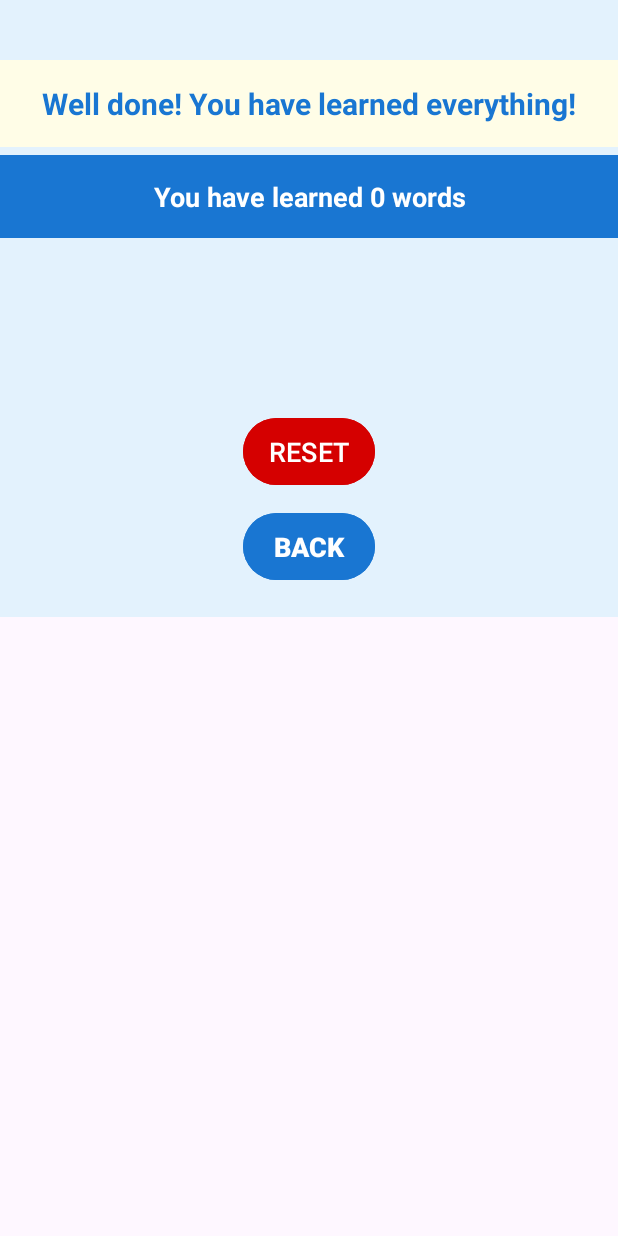
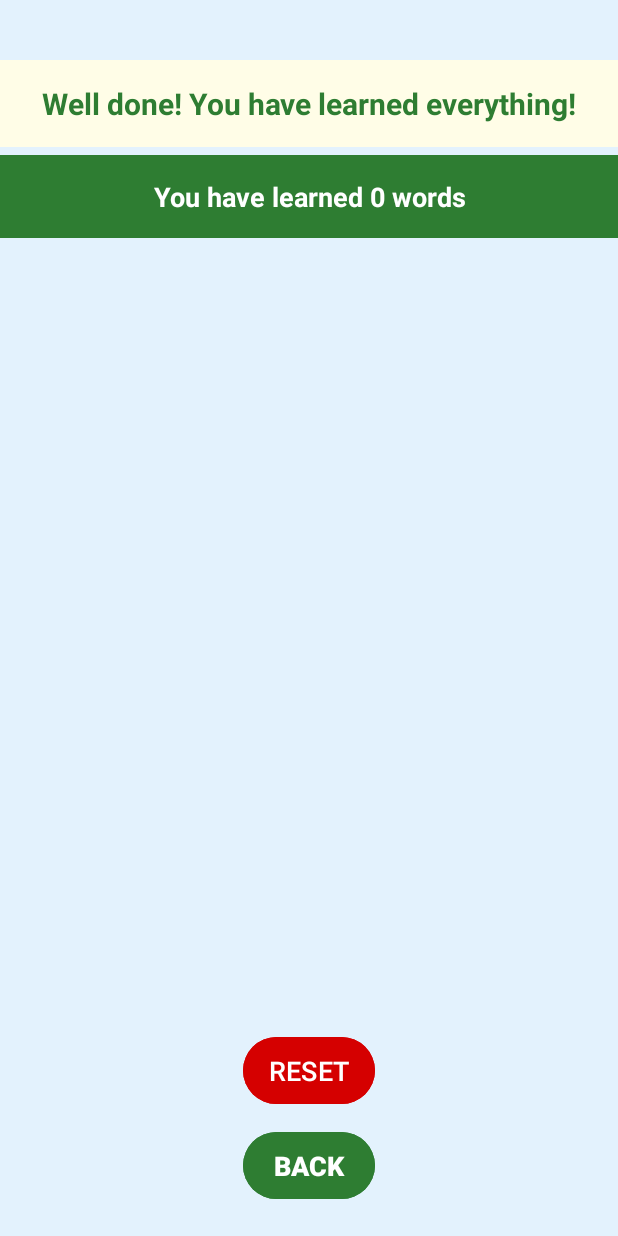
Before and after one commit to SupaMinovative/Sprax, an Android app: the SummaryActivity screen opened directly, with no data from a screen before it, on a phone screen of 412 x 824 dp. Run offline under Robolectric (Android 15) with nearby library versions, the phone set to English and light mode, and no system bars; our stand-ins replace Room's generated code.

Commit message:
Changed theme colour and style

```diff
--- a/app/src/main/res/layout/activity_main.xml
+++ b/app/src/main/res/layout/activity_main.xml
@@ -6,6 +6,7 @@
     android:layout_width="match_parent"
     android:layout_height="match_parent"
     android:layout_gravity="start"
+    android:background="#e3f2fd"
     android:orientation="vertical"
     tools:context=".MainActivity">
 
@@ -20,11 +21,10 @@
             android:layout_width="match_parent"
             android:layout_height="wrap_content"
             android:layout_marginTop="30dp"
-            android:background="#1976d2"
+            android:background="#2E7D32"
             android:minHeight="?attr/actionBarSize"
             android:theme="?attr/actionBarTheme"
             android:titleTextColor="@color/white" />
-
 
         <androidx.recyclerview.widget.RecyclerView
             android:id="@+id/levelRecyclerView"
@@ -49,6 +49,7 @@
                 android:layout_marginTop="25dp"
                 android:layout_marginRight="25dp"
                 android:layout_marginBottom="100dp"
+                android:backgroundTint="#283593"
                 app:srcCompat="@drawable/swipe" />
         </LinearLayout>
 
--- a/app/src/main/res/layout/activity_summary.xml
+++ b/app/src/main/res/layout/activity_summary.xml
@@ -4,7 +4,7 @@
     xmlns:tools="http://schemas.android.com/tools"
     android:id="@+id/main"
     android:layout_width="match_parent"
-    android:layout_height="wrap_content"
+    android:layout_height="match_parent"
     android:background="#E3F2FD"
     android:orientation="vertical"
     tools:context=".SummaryActivity">
@@ -27,7 +27,7 @@
                 android:background="#fffde7"
                 android:padding="15dp"
                 android:textAlignment="center"
-                android:textColor="#1976d2"
+                android:textColor="#2E7D32"
                 android:textSize="20sp"
                 android:textStyle="bold"
                 android:visibility="visible" />
@@ -37,7 +37,7 @@
                 android:layout_width="match_parent"
                 android:layout_height="wrap_content"
                 android:layout_marginTop="5dp"
-                android:background="#1976d2"
+                android:background="#2E7D32"
                 android:padding="15dp"
                 android:textAlignment="center"
                 android:textColor="@color/white"
@@ -57,7 +57,7 @@
                 android:id="@+id/unlearnedWord"
                 android:layout_width="match_parent"
                 android:layout_height="wrap_content"
-                android:background="#1976d2"
+                android:background="#2E7D32"
                 android:padding="15dp"
                 android:textAlignment="center"
                 android:textColor="@color/white"
@@ -101,7 +101,7 @@
             android:layout_height="wrap_content"
             android:layout_gravity="center_horizontal"
             android:layout_margin="5dp"
-            android:backgroundTint="#1976d2"
+            android:backgroundTint="#2E7D32"
             android:padding="10dp"
             android:text="BACK"
             android:textAlignment="center"
--- a/app/src/main/res/layout/card_level_view.xml
+++ b/app/src/main/res/layout/card_level_view.xml
@@ -17,7 +17,7 @@
         android:layout_marginLeft="15dp"
         android:layout_marginRight="15dp"
         android:layout_marginBottom="50dp"
-        android:backgroundTint="#fffde7">
+        android:backgroundTint="#FFFDE7">
 
         <TextView
             android:id="@+id/levelText"
--- a/app/src/main/res/layout/word_card.xml
+++ b/app/src/main/res/layout/word_card.xml
@@ -4,7 +4,7 @@
     xmlns:tools="http://schemas.android.com/tools"
     android:layout_width="match_parent"
     android:layout_height="match_parent"
-    android:background="#e3f2fd"
+    android:background="#A5D6A7"
     android:orientation="vertical">
 
     <androidx.cardview.widget.CardView
@@ -14,7 +14,7 @@
         android:layout_marginTop="100dp"
         android:layout_marginEnd="25dp"
         android:layout_marginBottom="100dp"
-        app:cardBackgroundColor="#fdfde7"
+        app:cardBackgroundColor="@color/white"
         app:layout_constraintBottom_toBottomOf="parent"
         app:layout_constraintEnd_toEndOf="parent"
         app:layout_constraintHorizontal_bias="0.5"
```
Also changed, not shown: app/src/main/res/layout/activity_learned_words.xml (+6 -5 lines), app/src/main/res/drawable/apple.png, app/src/main/res/drawable/bread.png, app/src/main/res/drawable/car.png, app/src/main/res/drawable/cat.png, app/src/main/res/drawable/clock.png, app/src/main/res/drawable/dog.png, app/src/main/res/drawable/door.png, app/src/main/res/drawable/house.png, app/src/main/res/drawable/school.png, app/src/main/res/drawable/table.png, 3 other files.
